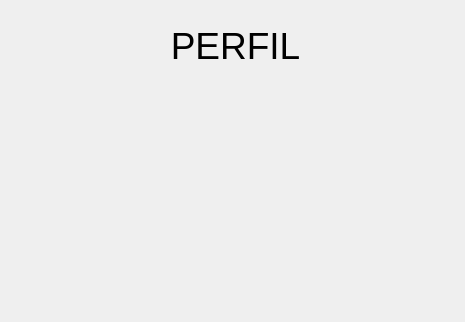
Before: the Qt Designer form CUERPO/DISENO/PERFIL/PerfilMain_d.ui in ronihdzz/CACPY, drawn with Qt 5.
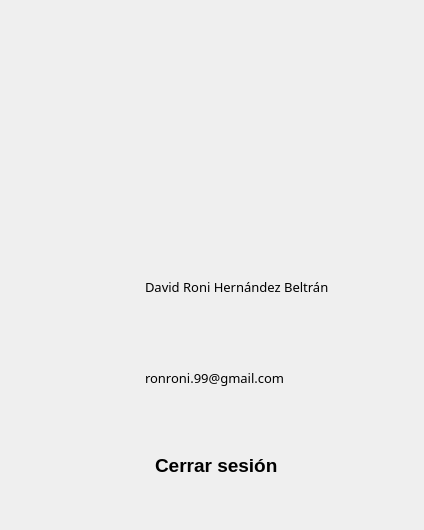
After: the same form once the commit is applied. Icons and pictures are not drawn.

Patch:
```diff
--- a/CUERPO/DISENO/PERFIL/PerfilMain_d.ui
+++ b/CUERPO/DISENO/PERFIL/PerfilMain_d.ui
@@ -6,50 +6,375 @@
    <rect>
     <x>0</x>
     <y>0</y>
-    <width>465</width>
-    <height>322</height>
+    <width>424</width>
+    <height>530</height>
    </rect>
   </property>
   <property name="windowTitle">
    <string>Form</string>
   </property>
-  <widget class="QLabel" name="label">
-   <property name="geometry">
-    <rect>
-     <x>100</x>
-     <y>20</y>
-     <width>271</width>
-     <height>51</height>
-    </rect>
-   </property>
-   <property name="font">
-    <font>
-     <pointsize>28</pointsize>
-    </font>
-   </property>
-   <property name="text">
-    <string>PERFIL</string>
-   </property>
-   <property name="alignment">
-    <set>Qt::AlignCenter</set>
-   </property>
-  </widget>
-  <widget class="QLabel" name="label_2">
-   <property name="geometry">
-    <rect>
-     <x>120</x>
-     <y>90</y>
-     <width>211</width>
-     <height>211</height>
-    </rect>
-   </property>
-   <property name="styleSheet">
-    <string notr="true">border-image: url(:/main/IMAGENES/cuenta.png);</string>
-   </property>
-   <property name="text">
-    <string/>
-   </property>
-  </widget>
+  <layout class="QVBoxLayout" name="verticalLayout">
+   <item>
+    <spacer name="verticalSpacer">
+     <property name="orientation">
+      <enum>Qt::Vertical</enum>
+     </property>
+     <property name="sizeHint" stdset="0">
+      <size>
+       <width>20</width>
+       <height>40</height>
+      </size>
+     </property>
+    </spacer>
+   </item>
+   <item>
+    <layout class="QHBoxLayout" name="horizontalLayout">
+     <item>
+      <spacer name="horizontalSpacer_5">
+       <property name="orientation">
+        <enum>Qt::Horizontal</enum>
+       </property>
+       <property name="sizeHint" stdset="0">
+        <size>
+         <width>40</width>
+         <height>20</height>
+        </size>
+       </property>
+      </spacer>
+     </item>
+     <item>
+      <widget class="QLabel" name="bel_imagenPerfilProfesor">
+       <property name="minimumSize">
+        <size>
+         <width>180</width>
+         <height>175</height>
+        </size>
+       </property>
+       <property name="maximumSize">
+        <size>
+         <width>200</width>
+         <height>200</height>
+        </size>
+       </property>
+       <property name="styleSheet">
+        <string notr="true"/>
+       </property>
+       <property name="text">
+        <string/>
+       </property>
+       <property name="textInteractionFlags">
+        <set>Qt::NoTextInteraction</set>
+       </property>
+      </widget>
+     </item>
+     <item>
+      <spacer name="horizontalSpacer_6">
+       <property name="orientation">
+        <enum>Qt::Horizontal</enum>
+       </property>
+       <property name="sizeHint" stdset="0">
+        <size>
+         <width>40</width>
+         <height>20</height>
+        </size>
+       </property>
+      </spacer>
+     </item>
+    </layout>
+   </item>
+   <item>
+    <spacer name="verticalSpacer_3">
+     <property name="orientation">
+      <enum>Qt::Vertical</enum>
+     </property>
+     <property name="sizeHint" stdset="0">
+      <size>
+       <width>20</width>
+       <height>40</height>
+      </size>
+     </property>
+    </spacer>
+   </item>
+   <item>
+    <layout class="QHBoxLayout" name="horizontalLayout_3">
+     <item>
+      <spacer name="horizontalSpacer">
+       <property name="orientation">
+        <enum>Qt::Horizontal</enum>
+       </property>
+       <property name="sizeHint" stdset="0">
+        <size>
+         <width>40</width>
+         <height>20</height>
+        </size>
+       </property>
+      </spacer>
+     </item>
+     <item>
+      <widget class="QLabel" name="label_4">
+       <property name="minimumSize">
+        <size>
+         <width>60</width>
+         <height>50</height>
+        </size>
+       </property>
+       <property name="maximumSize">
+        <size>
+         <width>50</width>
+         <height>50</height>
+        </size>
+       </property>
+       <property name="baseSize">
+        <size>
+         <width>50</width>
+         <height>50</height>
+        </size>
+       </property>
+       <property name="styleSheet">
+        <string notr="true">border-image: url(:/main/IMAGENES/profesor.png);
+margin-left:10px;</string>
+       </property>
+       <property name="text">
+        <string/>
+       </property>
+      </widget>
+     </item>
+     <item>
+      <widget class="QLabel" name="bel_profesor_nombre">
+       <property name="minimumSize">
+        <size>
+         <width>200</width>
+         <height>20</height>
+        </size>
+       </property>
+       <property name="maximumSize">
+        <size>
+         <width>200</width>
+         <height>30</height>
+        </size>
+       </property>
+       <property name="styleSheet">
+        <string notr="true">font-family: TamilSangamMN;
+font-size: 13px;</string>
+       </property>
+       <property name="text">
+        <string>David Roni Hernández Beltrán</string>
+       </property>
+       <property name="openExternalLinks">
+        <bool>true</bool>
+       </property>
+       <property name="textInteractionFlags">
+        <set>Qt::TextSelectableByMouse</set>
+       </property>
+      </widget>
+     </item>
+     <item>
+      <spacer name="horizontalSpacer_2">
+       <property name="orientation">
+        <enum>Qt::Horizontal</enum>
+       </property>
+       <property name="sizeHint" stdset="0">
+        <size>
+         <width>40</width>
+         <height>20</height>
+        </size>
+       </property>
+      </spacer>
+     </item>
+    </layout>
+   </item>
+   <item>
+    <spacer name="verticalSpacer_4">
+     <property name="orientation">
+      <enum>Qt::Vertical</enum>
+     </property>
+     <property name="sizeHint" stdset="0">
+      <size>
+       <width>20</width>
+       <height>40</height>
+      </size>
+     </property>
+    </spacer>
+   </item>
+   <item>
+    <layout class="QHBoxLayout" name="horizontalLayout_2">
+     <item>
+      <spacer name="horizontalSpacer_3">
+       <property name="orientation">
+        <enum>Qt::Horizontal</enum>
+       </property>
+       <property name="sizeHint" stdset="0">
+        <size>
+         <width>40</width>
+         <height>20</height>
+        </size>
+       </property>
+      </spacer>
+     </item>
+     <item>
+      <widget class="QLabel" name="label_3">
+       <property name="minimumSize">
+        <size>
+         <width>60</width>
+         <height>50</height>
+        </size>
+       </property>
+       <property name="maximumSize">
+        <size>
+         <width>50</width>
+         <height>50</height>
+        </size>
+       </property>
+       <property name="baseSize">
+        <size>
+         <width>50</width>
+         <height>50</height>
+        </size>
+       </property>
+       <property name="styleSheet">
+        <string notr="true">border-image: url(:/main/IMAGENES/gmail.png);
+margin-left:10px;</string>
+       </property>
+       <property name="text">
+        <string/>
+       </property>
+      </widget>
+     </item>
+     <item>
+      <widget class="QLabel" name="bel_profesor_correo">
+       <property name="minimumSize">
+        <size>
+         <width>200</width>
+         <height>20</height>
+        </size>
+       </property>
+       <property name="maximumSize">
+        <size>
+         <width>16777215</width>
+         <height>30</height>
+        </size>
+       </property>
+       <property name="styleSheet">
+        <string notr="true">font-family: TamilSangamMN;
+font-size: 13px;</string>
+       </property>
+       <property name="text">
+        <string>ronroni.99@gmail.com</string>
+       </property>
+       <property name="openExternalLinks">
+        <bool>true</bool>
+       </property>
+       <property name="textInteractionFlags">
+        <set>Qt::TextSelectableByMouse</set>
+       </property>
+      </widget>
+     </item>
+     <item>
+      <spacer name="horizontalSpacer_4">
+       <property name="orientation">
+        <enum>Qt::Horizontal</enum>
+       </property>
+       <property name="sizeHint" stdset="0">
+        <size>
+         <width>40</width>
+         <height>20</height>
+        </size>
+       </property>
+      </spacer>
+     </item>
+    </layout>
+   </item>
+   <item>
+    <spacer name="verticalSpacer_5">
+     <property name="orientation">
+      <enum>Qt::Vertical</enum>
+     </property>
+     <property name="sizeHint" stdset="0">
+      <size>
+       <width>20</width>
+       <height>40</height>
+      </size>
+     </property>
+    </spacer>
+   </item>
+   <item>
+    <layout class="QHBoxLayout" name="horizontalLayout_4">
+     <item>
+      <spacer name="horizontalSpacer_7">
+       <property name="orientation">
+        <enum>Qt::Horizontal</enum>
+       </property>
+       <property name="sizeHint" stdset="0">
+        <size>
+         <width>40</width>
+         <height>20</height>
+        </size>
+       </property>
+      </spacer>
+     </item>
+     <item>
+      <widget class="QCommandLinkButton" name="btn_cerrarSesion">
+       <property name="minimumSize">
+        <size>
+         <width>120</width>
+         <height>40</height>
+        </size>
+       </property>
+       <property name="maximumSize">
+        <size>
+         <width>140</width>
+         <height>40</height>
+        </size>
+       </property>
+       <property name="font">
+        <font>
+         <family>Segoe UI</family>
+         <pointsize>14</pointsize>
+        </font>
+       </property>
+       <property name="text">
+        <string>Cerrar sesión</string>
+       </property>
+       <property name="iconSize">
+        <size>
+         <width>0</width>
+         <height>20</height>
+        </size>
+       </property>
+       <property name="description">
+        <string/>
+       </property>
+      </widget>
+     </item>
+     <item>
+      <spacer name="horizontalSpacer_8">
+       <property name="orientation">
+        <enum>Qt::Horizontal</enum>
+       </property>
+       <property name="sizeHint" stdset="0">
+        <size>
+         <width>40</width>
+         <height>20</height>
+        </size>
+       </property>
+      </spacer>
+     </item>
+    </layout>
+   </item>
+   <item>
+    <spacer name="verticalSpacer_6">
+     <property name="orientation">
+      <enum>Qt::Vertical</enum>
+     </property>
+     <property name="sizeHint" stdset="0">
+      <size>
+       <width>20</width>
+       <height>40</height>
+      </size>
+     </property>
+    </spacer>
+   </item>
+  </layout>
  </widget>
  <resources>
   <include location="../../../img.qrc"/>
```
